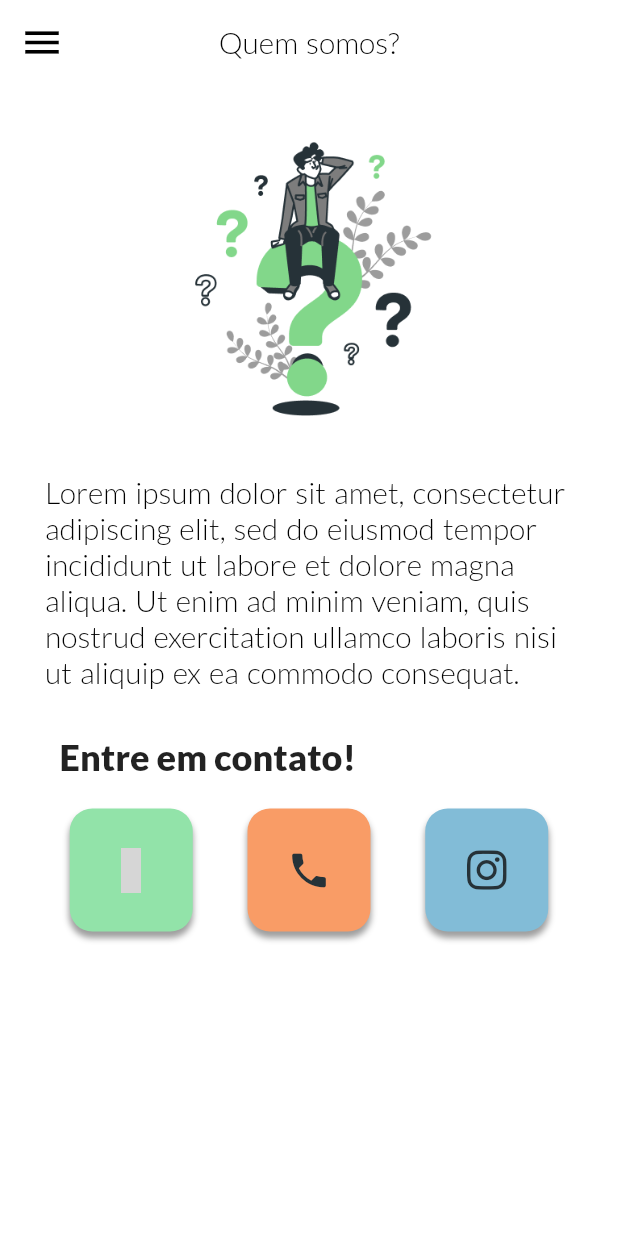
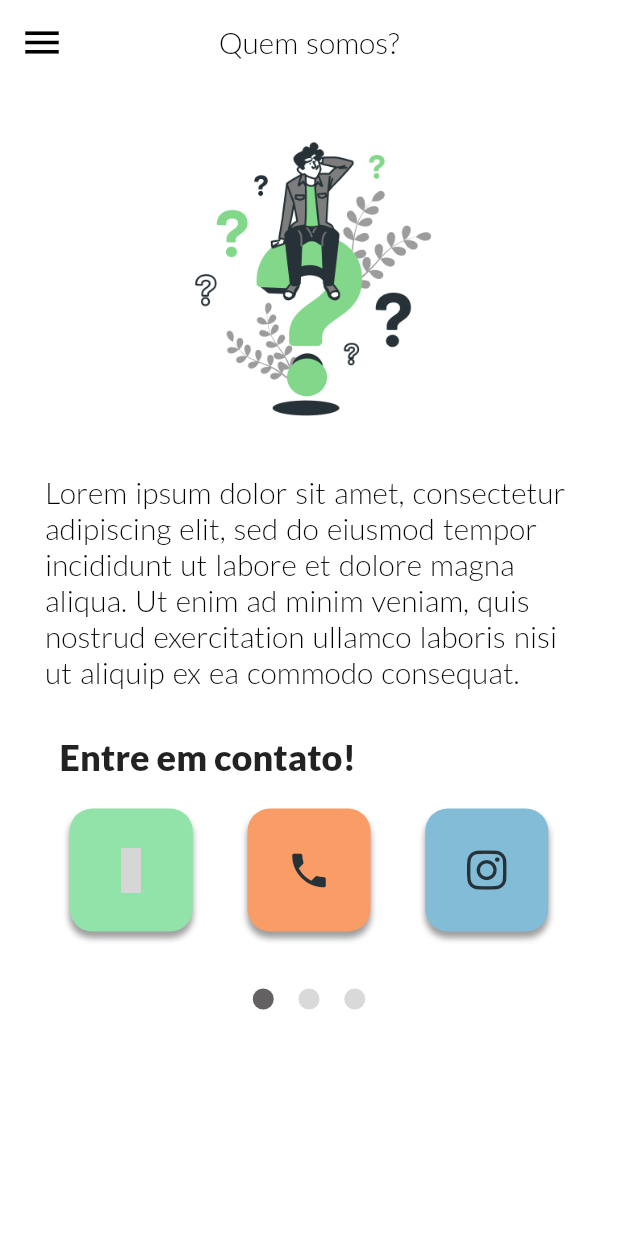
Before and after one commit to jpbrites/Nuceu-App, a Flutter app: the screen it shows after launch, after a tap on "Conheça-nos", on a phone screen of 412 x 824 dp. Run offline on Flutter 3.47's test engine with Material 2 defaults, Android fonts, the light colour scheme and no system bars; our stand-ins replace cloud_firestore, email_validator, firebase_auth, firebase_core, fluttericon, font_awesome_flutter and 2 more; accounts and stored records are empty; statements that could not run were skipped; grey boxes are pictures that could not be loaded.

Commit message:
Criação da tela inicial

```diff
--- a/lib/main.dart
+++ b/lib/main.dart
@@ -4,6 +4,7 @@ import 'package:nuceu/view/screens/detalhesDoEvento.dart';
 import 'package:nuceu/view/screens/home_screen.dart';
 import 'package:nuceu/view/screens/login_screen.dart';
 import 'package:nuceu/view/screens/quem_somos.dart';
+import 'package:nuceu/view/screens/tela_inicial.dart';
 import 'package:nuceu/view/screens/videos_screen.dart';
 
 void main() async {
@@ -31,11 +32,12 @@ class MyApp extends StatelessWidget {
             SliderThemeData(overlayShape: SliderComponentShape.noOverlay),
       ),
       routes: {
-        '/': (context) => const HomeScreen(),
+        '/': (context) =>  TelaInicial(),
         '/login-screen': (context) => const LoginScreen(),
         '/quem-somos': (context) => const QuemSomos(),
         '/videos-screen': (context) => VideosScreen(),
         '/edit-post-screen': (context) => EditPostScreen(),
+
         //'/' : (context) => EditPostScreen(),
         //'/home-screen': (context) => const HomeScreen(),
       },
--- a/lib/view/screens/quem_somos.dart
+++ b/lib/view/screens/quem_somos.dart
@@ -165,7 +165,43 @@ class _QuemSomosState extends State<QuemSomos> {
               ],
             ),
           ),
-        ]),
+          Padding(
+            padding:
+                const EdgeInsets.only(left: 0, right: 0, top: 38, bottom: 0),
+            child: Row(
+              mainAxisAlignment: MainAxisAlignment.spaceEvenly,
+              children: <Widget>[
+                Padding(
+                  padding:
+                  const EdgeInsets.only(left: 150, right: 0, top: 0, bottom: 0),
+                  child: CircleAvatar(
+                    radius: 7,
+                    backgroundColor: Color(0xFF636161),
+                  )
+                ),
+                Padding(
+                  padding:
+                  const EdgeInsets.only(left: 8, right: 8, top: 0, bottom: 0),
+                  child: CircleAvatar(
+                    radius: 7,
+                    backgroundColor: Color(0xFFD9D9D9),
+                  )
+                ),
+                Padding(
+                  padding:
+                  const EdgeInsets.only(left: 0, right: 150, top: 0, bottom: 0),
+                  child: CircleAvatar(
+                    radius: 7,
+                    backgroundColor: Color(0xFFD9D9D9),
+                  )
+                )
+
+
+              ]
+            )
+          )
+        ]
+        ),
       ),
     ),
     Scaffold(
@@ -237,7 +273,43 @@ class _QuemSomosState extends State<QuemSomos> {
               style: Themes.latoLight(20),
             ),
           ),
+          Padding(
+            padding:
+                const EdgeInsets.only(left: 0, right: 0, top: 38, bottom: 0),
+            child: Row(
+              mainAxisAlignment: MainAxisAlignment.spaceEvenly,
+              children: <Widget>[
+                Padding(
+                  padding:
+                  const EdgeInsets.only(left: 150, right: 0, top: 0, bottom: 0),
+                  child: CircleAvatar(
+                    radius: 7,
+                    backgroundColor: Color(0xFFD9D9D9),
+                  )
+                ),
+                Padding(
+                  padding:
+                  const EdgeInsets.only(left: 8, right: 8, top: 0, bottom: 0),
+                  child: CircleAvatar(
+                    radius: 7,
+                    backgroundColor: Color(0xFF636161),
+                  )
+                ),
+                Padding(
+                  padding:
+                  const EdgeInsets.only(left: 0, right: 150, top: 0, bottom: 0),
+                  child: CircleAvatar(
+                    radius: 7,
+                    backgroundColor: Color(0xFFD9D9D9),
+                  )
+                )
 
+
+
+
+              ]
+            )
+          )
 
 
 
--- /dev/null
+++ b/lib/view/screens/tela_inicial.dart
@@ -0,0 +1,64 @@
+import 'package:flutter/material.dart';
+import 'package:nuceu/themes/themes.dart';
+import 'package:flutter/services.dart';
+import 'package:nuceu/view/screens/home_screen.dart';
+
+class TelaInicial extends StatefulWidget {
+  @override
+  _TelaInicio createState() => _TelaInicio();
+}
+  class _TelaInicio extends State<TelaInicial> {
+
+  @override
+  void initState() {
+    super.initState();
+    //SystemChrome.setEnabledSystemUIOverlays([]);
+    Future.delayed(Duration(seconds: 3)).then((_){
+      Navigator.pushReplacement(context, MaterialPageRoute(builder: (context)=>HomeScreen()));
+    });
+  }
+
+  @override
+  Widget build(BuildContext context) {
+    return Scaffold(
+        backgroundColor: Colors.white,
+        body:
+          Center(
+            child: Column(
+                  children: [
+                    Padding(
+                      padding: EdgeInsets.only(left: 20, right: 20, top: 320, bottom: 0),
+                      child:
+                      Image.asset(
+                      'imagens/logo_nuceu.png',
+                      width: 173.0,
+                      height: 61.0,
+                      alignment: Alignment.bottomLeft
+
+                  ),
+                    ),
+                    Text(
+                      "Núcleo de Cuidado ao Estudante Universitário",
+                      style: Themes.latoLight(12),
+                      textAlign: TextAlign.center,
+            ),
+                    Padding(
+                      padding: EdgeInsets.only(left: 20, right: 20, top: 310, bottom: 0),
+                      child:
+                      Image.asset(
+                      'imagens/univasf.png',
+                      width: 72.0,
+                      height: 19.0,
+                      alignment: Alignment.bottomLeft
+
+                    ),
+                    ),
+
+                  ]
+          ),
+    ),
+    );
+
+  }
+
+}
```
Also changed, not shown: imagens/logo_nuceu.png (added).
